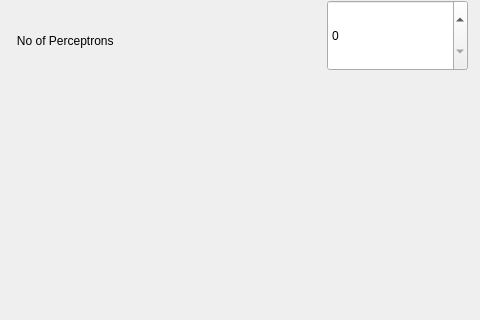
Old version of the form projects/neuralnetworks/qt/perceptron/ben_perceptron/mainwindow.ui in the repository bensinghbeno/design-engine; both pictures show x 113 to 593 and y 0 to 320 of the 593 by 734 pixel window.
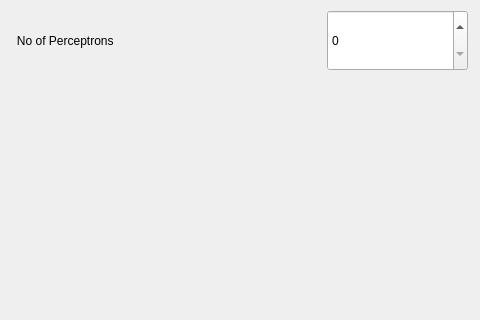
New version of the form.

Diff of the .ui file:
```diff
--- a/projects/neuralnetworks/qt/perceptron/ben_perceptron/mainwindow.ui
+++ b/projects/neuralnetworks/qt/perceptron/ben_perceptron/mainwindow.ui
@@ -40,9 +40,9 @@
     <property name="geometry">
      <rect>
       <x>440</x>
-      <y>0</y>
+      <y>10</y>
       <width>141</width>
-      <height>71</height>
+      <height>61</height>
      </rect>
     </property>
    </widget>
```
